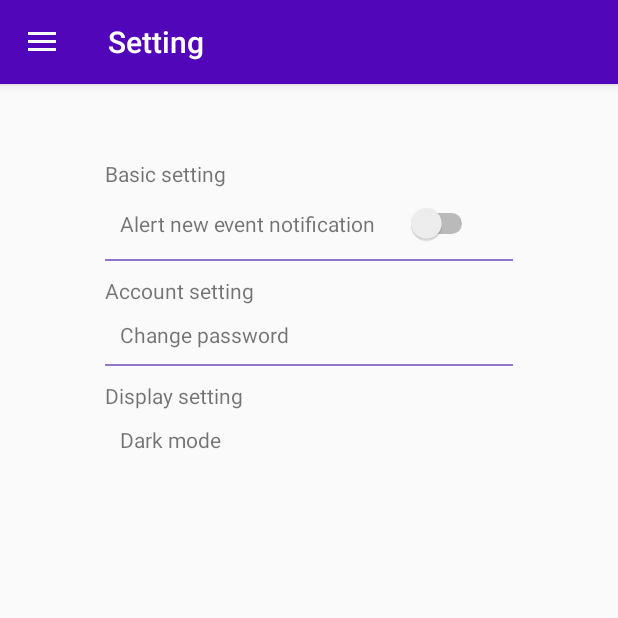
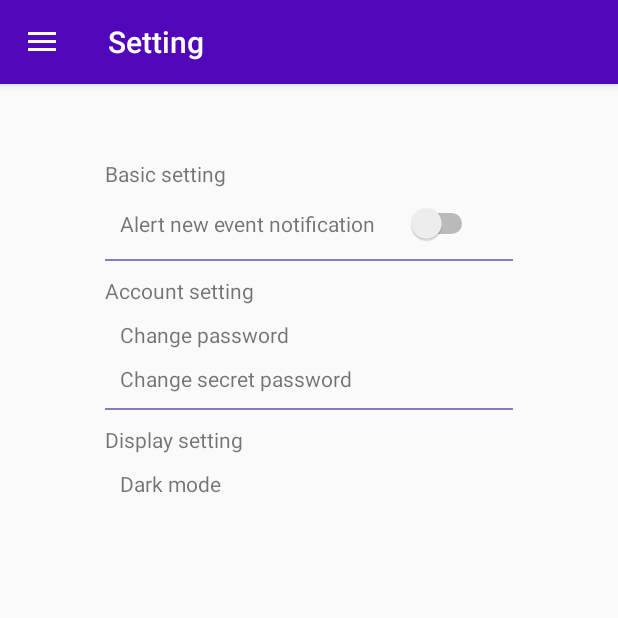
Before and after one commit to tronghuu97bl/Test, an Android app: the screen it shows after launch (MainActivity), in the side drawer, after a tap on "Setting", on a phone screen of 412 x 824 dp, the top half of it. Run offline under Robolectric (Android 15) with nearby library versions, the phone set to English and light mode, and no system bars; our stand-ins replace navigation-ui.

Commit message:
last change

```diff
--- a/app/src/main/java/com/tth/test/db/DBHelper.java
+++ b/app/src/main/java/com/tth/test/db/DBHelper.java
@@ -3,20 +3,18 @@ package com.tth.test.db;
 
 import android.content.ContentValues;
 import android.content.Context;
-import android.content.Intent;
 import android.database.Cursor;
 import android.database.sqlite.SQLiteDatabase;
 import android.database.sqlite.SQLiteOpenHelper;
 import android.util.Log;
 import android.widget.Toast;
 
-import androidx.annotation.Nullable;
-
 import com.tth.test.model.Note;
 import com.tth.test.model.Password;
 import com.tth.test.model.Work;
 import com.tth.test.model.Works;
 
+import java.net.PasswordAuthentication;
 import java.util.ArrayList;
 import java.util.List;
 
@@ -47,6 +45,7 @@ public class DBHelper extends SQLiteOpenHelper {
     //table password _ mat khau bao ve note
     private  static final String TABLE_PASSWORD_NAME = "password";
     private static final String PASS_ID = "pass_id";
+    private static final String PASS_NAME = "pass_name";
     private static final String PASSWORD = "pass_word";
     public DBHelper(Context context) {
         super(context, DATABASE_NAM, null, DATABASE_VERSION);
@@ -78,11 +77,12 @@ public class DBHelper extends SQLiteOpenHelper {
                 WORKS_CHECK + "INTEGER)";
         db.execSQL(query);
         //add table password
-//        query = "CREATE TABLE " + TABLE_PASSWORD_NAME +"(" +
-//                PASS_ID +" INTEGER PRIMARY KEY AUTOINCREMENT, "+
-//                PASSWORD + "TEXT)";
-//        db.execSQL(query);
-    }
+        query = "CREATE TABLE " + TABLE_PASSWORD_NAME +"( " +
+                PASS_ID +" INTEGER PRIMARY KEY, "+
+                PASS_NAME + " TEXT, "+
+                PASSWORD + " TEXT)";
+        db.execSQL(query);
+}
 
     @Override
     public void onUpgrade(SQLiteDatabase db, int i, int i1) {
@@ -131,19 +131,57 @@ public class DBHelper extends SQLiteOpenHelper {
         db.close();
     }
     //add pass
-//    public void addPass(Password password){
-//        SQLiteDatabase db = this.getWritableDatabase();
-//        ContentValues cv = new ContentValues();
-//        cv.put(PASSWORD, password.getPassword());
-//        long result = db.insert(TABLE_PASSWORD_NAME, null, cv);
-//        if(result==-1){
-//            Toast.makeText(context, "Add password failed", Toast.LENGTH_LONG);
-//
-//        }
-//        else
-//            Toast.makeText(context, "Add password success", Toast.LENGTH_LONG);
-//        db.close();
-//    }
+    public void addPass(Password password){
+        SQLiteDatabase db = this.getWritableDatabase();
+        ContentValues cv = new ContentValues();
+        cv.put(PASS_ID, password.getPasswordid());
+        cv.put(PASSWORD, password.getPassword());
+        cv.put(PASS_NAME, password.getName());
+        db.insert(TABLE_PASSWORD_NAME, null, cv);
+        db.close();
+    }
+    public Password getPassword(int id){
+        SQLiteDatabase db = this.getReadableDatabase();
+        Cursor cursor = db.query(
+                TABLE_PASSWORD_NAME, new String[]{PASS_ID, PASSWORD, PASS_NAME},
+                PASS_ID + "=?",
+                new String[]{String.valueOf(id)}, null, null, null, null);
+        if (cursor != null)
+            cursor.moveToFirst();
+        Password password = new Password(
+                Integer.parseInt(cursor.getString(0)),
+                cursor.getString(1),
+                cursor.getString(2));
+        db.close();
+        return password;
+    }
+    public int updatePass(Password password){
+        SQLiteDatabase db = this.getWritableDatabase();
+        ContentValues cv = new ContentValues();
+        cv.put(PASS_ID, password.getPasswordid());
+        cv.put(PASSWORD, password.getPassword());
+        cv.put(PASS_NAME, password.getName());
+        // updating row
+        return db.update(TABLE_PASSWORD_NAME, cv, PASS_ID + " = ?",
+                new String[]{String.valueOf(password.getPasswordid())});
+    }
+    public void createDefaultPasswordIfNeed() {
+        int count = this.getPasswordCount();
+        if(count ==0) {
+            Password pass = new Password(1, "123","admin");
+            this.addPass(pass);
+        }
+    }
+    public int getPasswordCount() {
+        String countQuery = "SELECT  * FROM " + TABLE_PASSWORD_NAME;
+        SQLiteDatabase db = this.getReadableDatabase();
+        Cursor cursor = db.rawQuery(countQuery, null);
+        int count = cursor.getCount();
+        cursor.close();
+        db.close();
+        return count;
+    }
+
 
     public Note getNote(int id) {
         SQLiteDatabase db = this.getReadableDatabase();
@@ -200,21 +238,7 @@ public class DBHelper extends SQLiteOpenHelper {
         return works;
     }
     //
-//    public Password getPassword(int id){
-//        SQLiteDatabase db = this.getReadableDatabase();
-//        Cursor cursor = db.query(
-//                TABLE_PASSWORD_NAME, new String[]{PASS_ID, PASSWORD},
-//                PASS_ID + "=?",
-//                new String[]{String.valueOf(id)}, null, null, null,null);
-//        if (cursor!=null)
-//            cursor.moveToFirst();
-//        Password password = new Password(
-//                Integer.parseInt(cursor.getString(0)),
-//                cursor.getString(1));
-//                db.close();
-//                return password;
-//
-//    }
+
 
     public List<Note> getAllNotes() {
         SQLiteDatabase db = this.getReadableDatabase();
@@ -376,6 +400,7 @@ public class DBHelper extends SQLiteOpenHelper {
                 new String[]{String.valueOf(works.getWorksid())});
     }
 
+
     public void deleteNote(Note note) {
         SQLiteDatabase db = this.getWritableDatabase();
         db.delete(TABLE_NOTE_NAME, NOTE_ID + " = ?",
@@ -416,7 +441,6 @@ public class DBHelper extends SQLiteOpenHelper {
             this.addNote(note2);
         }
     }
-
     public void createDefaultWorkIfNeed() {
         int count = this.getWorkCount();
         if (count == 0) {
--- a/app/src/main/java/com/tth/test/model/Password.java
+++ b/app/src/main/java/com/tth/test/model/Password.java
@@ -3,15 +3,29 @@ package com.tth.test.model;
 import java.io.Serializable;
 
 public class Password implements Serializable {
+    private int passwordid;
    private String password;
+   private String name;
    public Password(){
 
    }
-   public Password(String password){
-       this.password = password;
-   }
-    public Password(int i, String password){
+
+    public Password(int passwordid, String password, String name){
+       this.passwordid = passwordid;
         this.password = password;
+        this.name = name;
+    }
+    public int getPasswordid(){
+       return passwordid;
+    }
+    public void setPasswordid(int passwordid){
+       this.passwordid = passwordid;
+    }
+    public void setName(String name){
+       this.name = name;
+    }
+    public String getName(){
+       return name;
     }
     public void setPassword(String password){
         this.password = password;
--- a/app/src/main/java/com/tth/test/ui/personal/NoteFragment.java
+++ b/app/src/main/java/com/tth/test/ui/personal/NoteFragment.java
@@ -35,6 +35,7 @@ import android.widget.PopupWindow;
 import android.widget.TextView;
 import android.widget.Toast;
 
+import com.tth.test.model.Password;
 import com.tth.test.model.Work;
 import com.tth.test.ui.personal.SecureFragment;
 import com.google.android.material.floatingactionbutton.FloatingActionButton;
@@ -65,6 +66,7 @@ public class NoteFragment extends Fragment {
     ConstraintLayout layout;
     boolean click = true;
     RecyclerView recyclerView = null;
+    Password pass;
     // TODO: Rename parameter arguments, choose names that match
     // the fragment initialization parameters, e.g. ARG_ITEM_NUMBER
     private static final String ARG_PARAM1 = "param1";
@@ -121,7 +123,10 @@ public class NoteFragment extends Fragment {
         int numberOfColumns = 2;
         recyclerView = view.findViewById(R.id.rcv_note);
         recyclerView.setHasFixedSize(true);
-
+        // kb password
+        dbHelper.createDefaultPasswordIfNeed();
+        pass = dbHelper.getPassword(1);
+      Log.d("Password", pass.getPassword());
         // add btn
         FloatingActionButton add_button = view.findViewById(R.id.add_button);
         FloatingActionButton secure_button = view.findViewById(R.id.secure_button);
@@ -132,14 +137,6 @@ public class NoteFragment extends Fragment {
             public void onClick(View view) {
                 showPopUpWindow(view);
 
-
-            }
-        });
-        secure_button.setOnClickListener(new View.OnClickListener() {
-            @Override
-            public void onClick(View view) {
-                Log.d("He", "click secure");
-
             }
         });
         noteAdapter = new NoteAdapter(getContext(), note);
@@ -148,6 +145,7 @@ public class NoteFragment extends Fragment {
         secure_button.setOnClickListener(new View.OnClickListener() {
             @Override
             public void onClick(View view) {
+
                 recyclerView.removeAllViewsInLayout();
                 onButtonShowPopupWindowClick(view);
             }
@@ -183,15 +181,6 @@ public class NoteFragment extends Fragment {
         }
         //show popup window
         //which view you pass in doesn't matter, it is only used for the windeow tolken
-
-        //dissmiss the popup window when touch
-        popupView.setOnTouchListener(new View.OnTouchListener() {
-            @Override
-            public boolean onTouch(View view, MotionEvent motionEvent) {
-                popupWindow.dismiss();
-                return true;
-            }
-        });
         //tao bong
     if(Build.VERSION.SDK_INT >=Build.VERSION_CODES.LOLLIPOP){
         popupWindow.setElevation(20);
@@ -202,13 +191,13 @@ public class NoteFragment extends Fragment {
     enter.setOnClickListener(new View.OnClickListener() {
         @Override
         public void onClick(View view) {
-            if (password.getText().toString().equals("123")){
+           Log.d("Quynh", "check");
+
+            if (password.getText().toString().equals(pass.getPassword())){
                 password.setText("Mat khau chinh xac");
                 note.clear();
                 note = dbHelper.getAllSecure();
                 recyclerView.setAdapter(new NoteAdapter(getActivity(), note));
-
-                Log.d("PassWord","password 6");
 
             }
             else {
@@ -219,7 +208,14 @@ public class NoteFragment extends Fragment {
 
         }
     });
-
+        //dissmiss the popup window when touch
+        popupView.setOnTouchListener(new View.OnTouchListener() {
+            @Override
+            public boolean onTouch(View view, MotionEvent motionEvent) {
+                popupWindow.dismiss();
+                return true;
+            }
+        });
     }
     public void showPopUpWindow(final View view) {
         LayoutInflater layoutInflater = (LayoutInflater) view.getContext().getSystemService(view.getContext().LAYOUT_INFLATER_SERVICE);
--- a/app/src/main/res/layout/fragment_setting.xml
+++ b/app/src/main/res/layout/fragment_setting.xml
@@ -47,12 +47,23 @@
         android:layout_height="wrap_content"
         android:text="Account setting"/>
     <TextView
+
         style="@style/textBlack"
         android:layout_marginHorizontal="10dp"
         android:layout_marginTop="10dp"
         android:layout_width="match_parent"
         android:layout_height="wrap_content"
+        android:clickable="true"
         android:text="Change password"/>
+    <TextView
+        style="@style/textBlack"
+        android:id="@+id/text_changeSecret"
+        android:layout_marginHorizontal="10dp"
+        android:layout_marginTop="10dp"
+        android:layout_width="match_parent"
+        android:layout_height="wrap_content"
+        android:clickable="true"
+        android:text="Change secret password"/>
     <View
         android:layout_marginTop="10dp"
         android:layout_width="match_parent"
--- a/app/src/main/res/layout/item_home.xml
+++ b/app/src/main/res/layout/item_home.xml
@@ -7,8 +7,8 @@
     android:padding="5dp"
     android:layout_width="200dp"
     android:layout_height="wrap_content"
-    android:layout_marginHorizontal="10dp"
-    android:layout_marginVertical="10dp"
+    android:layout_marginHorizontal="5dp"
+    android:layout_marginVertical="5dp"
 
    >
     <TextView
```
Also changed, not shown: app/src/main/java/com/tth/test/ui/setting/SettingFragment.java (+82 -0 lines), app/src/main/res/layout/change_secret_password.xml (added, +68 -0 lines).
